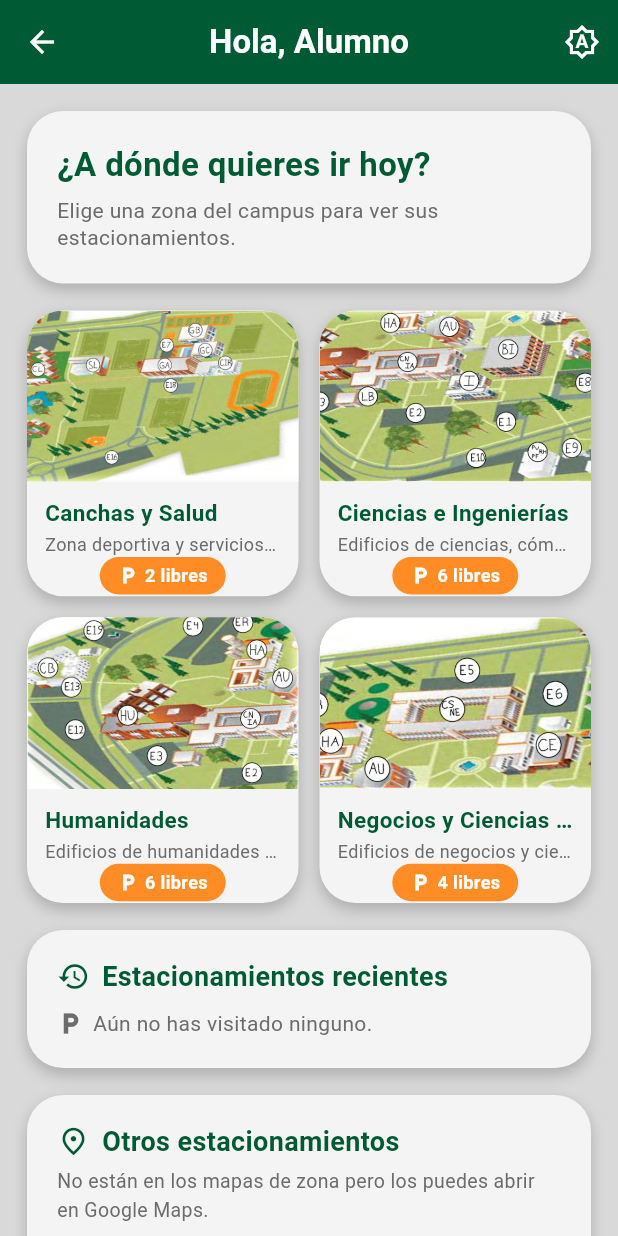
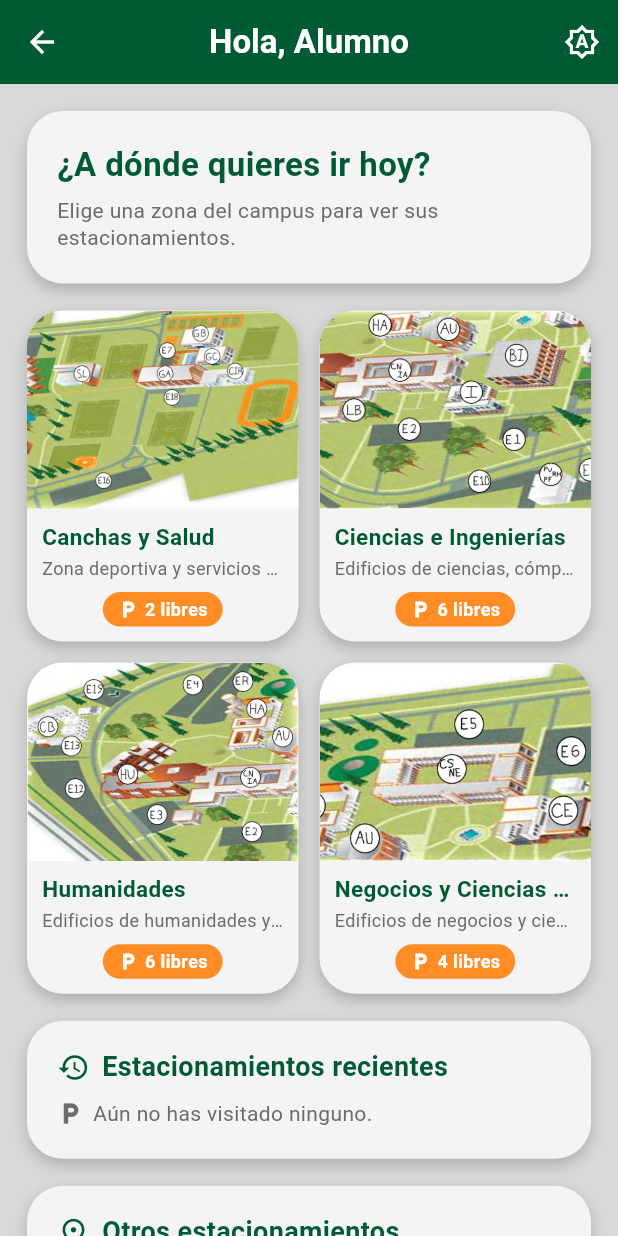
Before and after one commit to aldosolisr/estacionamientos_udlap, a Flutter app: the screen it shows after launch, after a tap on "Alumno", on a phone screen of 412 x 824 dp. Run offline on Flutter 3.47's test engine with Material 3 defaults, Android fonts, the phone set to English and light mode, and no system bars; our stand-ins replace shared_preferences.

Commit message:
arreglo final de box overflow

```diff
--- a/lib/screens/dashboard_screen.dart
+++ b/lib/screens/dashboard_screen.dart
@@ -7,7 +7,6 @@ import '../services/app_services.dart';
 import '../theme/app_theme.dart';
 import '../utils/url_opener.dart';
 import '../widgets/parking_button.dart';
-import '../widgets/visitor_access_card.dart';
 import 'zone_screen.dart';
 
 class DashboardScreen extends StatelessWidget {
@@ -41,20 +40,13 @@ class DashboardScreen extends StatelessWidget {
         children: [
           const _GreetingCard(),
           const SizedBox(height: 18),
-          if (userType == 'Visitas') ...[
-            const VisitorAccessCard(
-              subtitle:
-                  'Pídele al anfitrión que registre tu visita en este enlace.',
-            ),
-            const SizedBox(height: 18),
-          ],
           GridView.count(
             shrinkWrap: true,
             physics: const NeverScrollableScrollPhysics(),
             crossAxisCount: 2,
             mainAxisSpacing: 14,
             crossAxisSpacing: 14,
-            childAspectRatio: 0.95,
+            childAspectRatio: 0.82,
             children: [
               for (final zone in kParkingZones) _ZoneCard(zone: zone),
             ],
@@ -167,7 +159,7 @@ class _ZoneCard extends StatelessWidget {
               Expanded(
                 flex: 4,
                 child: Padding(
-                  padding: const EdgeInsets.fromLTRB(12, 10, 12, 12),
+                  padding: const EdgeInsets.fromLTRB(10, 8, 10, 10),
                   child: Column(
                     crossAxisAlignment: CrossAxisAlignment.start,
                     mainAxisAlignment: MainAxisAlignment.spaceBetween,
@@ -212,8 +204,8 @@ class _ZoneCard extends StatelessWidget {
                                 .length;
                             return Container(
                               padding: const EdgeInsets.symmetric(
-                                horizontal: 12,
-                                vertical: 4,
+                                horizontal: 10,
+                                vertical: 3,
                               ),
                               decoration: BoxDecoration(
                                 color: AppColors.udlapOrange,
```
